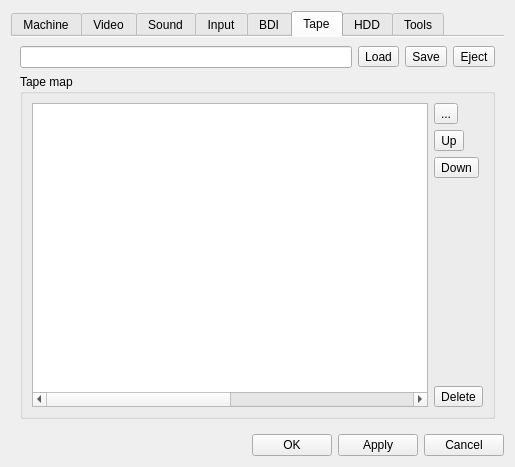
This is ui/setupwin.ui in samstyle/Xpeccy as Qt 5 draws it before an edit. The edited form follows.
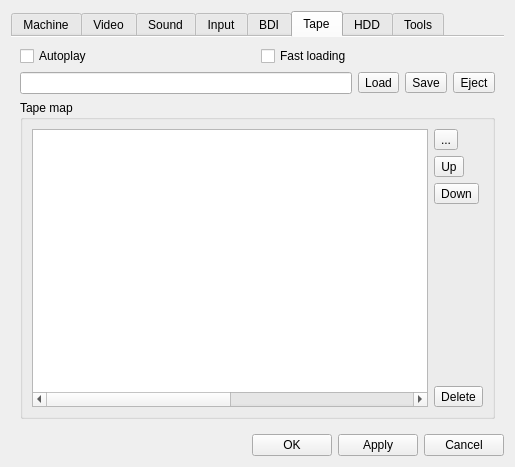
This is the edited form. The open tabs and pages were chosen to show the change. Icons and pictures are not drawn.

```diff
--- a/ui/setupwin.ui
+++ b/ui/setupwin.ui
@@ -1676,6 +1676,24 @@
          <string>Tape</string>
         </attribute>
         <layout class="QVBoxLayout" name="verticalLayout_11">
+         <item>
+          <layout class="QGridLayout" name="gridLayout_22">
+           <item row="0" column="0">
+            <widget class="QCheckBox" name="cbTapeAuto">
+             <property name="text">
+              <string>Autoplay</string>
+             </property>
+            </widget>
+           </item>
+           <item row="0" column="1">
+            <widget class="QCheckBox" name="cbTapeFast">
+             <property name="text">
+              <string>Fast loading</string>
+             </property>
+            </widget>
+           </item>
+          </layout>
+         </item>
          <item>
           <layout class="QHBoxLayout" name="horizontalLayout_7">
            <item>
```
